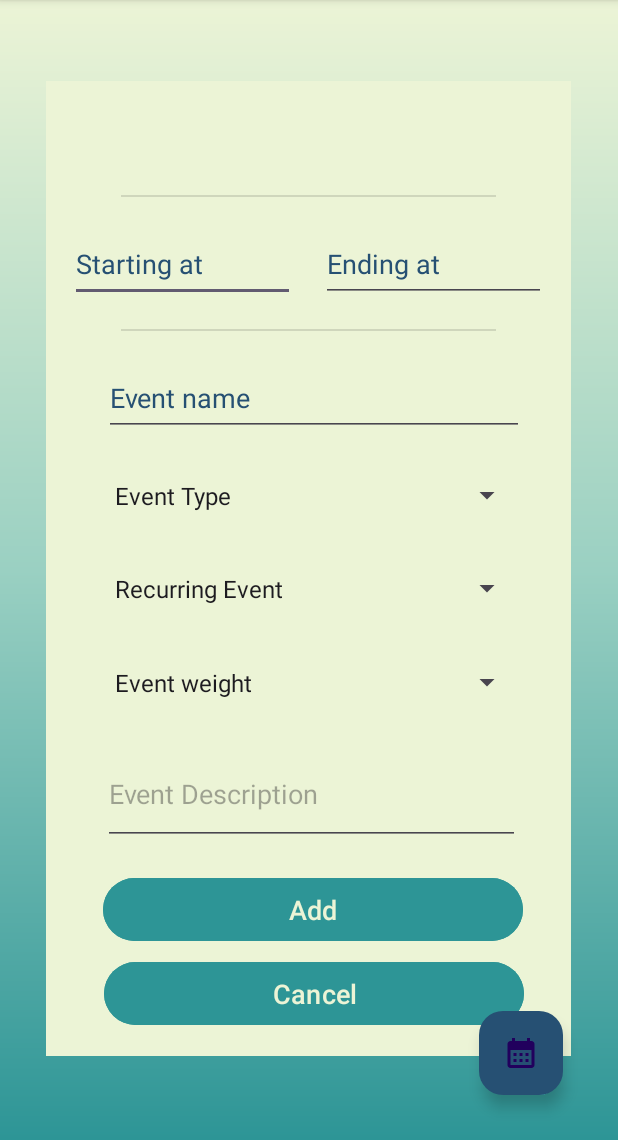
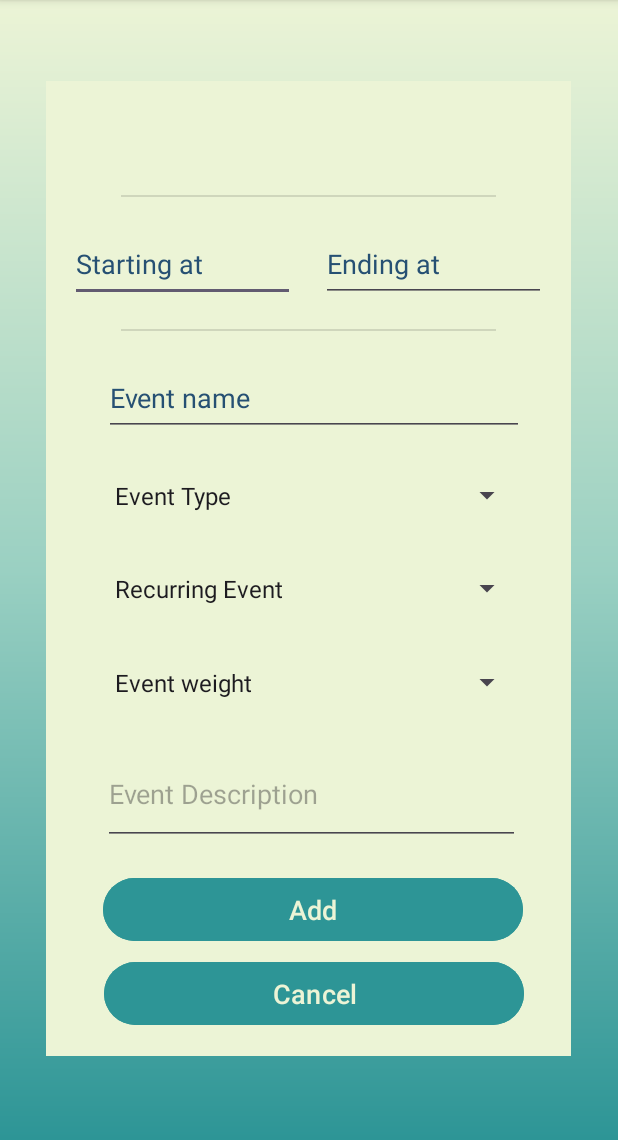
Before and after one commit to xLeoniex/CalenderApp, an Android app: the CreateEventsActivity screen opened directly, with no data from a screen before it, on a phone screen of 412 x 824 dp, the part 96-1236 px from its top. Run offline under Robolectric (Android 15) with nearby library versions, the phone set to English and light mode, and no system bars; our stand-ins replace Firebase (no records; nobody signed in at launch, a user with empty details on screens opened directly), data binding.

Commit message:
Edit: Now there is an event indicator on the monthly and weekly views of the calend

```diff
--- a/app/src/main/java/com/example/calenderapp/calenderView/ui/viewmodel/EventListViewModel.java
+++ b/app/src/main/java/com/example/calenderapp/calenderView/ui/viewmodel/EventListViewModel.java
@@ -20,6 +20,7 @@ public class EventListViewModel extends AndroidViewModel {
     private MutableLiveData<List<EventModel>> currentEventsForUser = new MutableLiveData<>();
     private MutableLiveData<List<EventModel>> eventsOfDay = new MutableLiveData<>();
 
+    private MutableLiveData<List<EventModel>> eventOfMonth = new MutableLiveData<>();
 
     public EventListViewModel(@NonNull Application application) {
         super(application);
@@ -41,4 +42,9 @@ public class EventListViewModel extends AndroidViewModel {
     {
         repository.RemoveEventFromRepo(eventModel);
     }
+    public MutableLiveData<List<EventModel>> getEventOfMonth(LocalDate Date)
+    {
+        eventOfMonth = repository.getEventsOfMonth(Date);
+        return eventOfMonth;
+    }
 }
--- a/app/src/main/java/com/example/calenderapp/tips/source/TipRepository.java
+++ b/app/src/main/java/com/example/calenderapp/tips/source/TipRepository.java
@@ -103,5 +103,9 @@ public class TipRepository {
 
         return currentUrl;
     }
+    public FirebaseUser getcurrentUser()
+    {
+        return currentUser;
+    }
 
 }
--- a/app/src/main/java/com/example/calenderapp/tips/ui/viewmodel/TipViewModel.java
+++ b/app/src/main/java/com/example/calenderapp/tips/ui/viewmodel/TipViewModel.java
@@ -11,6 +11,7 @@ import androidx.lifecycle.MutableLiveData;
 import com.example.calenderapp.tips.model.TipModel;
 import com.example.calenderapp.tips.source.TipRepository;
 import com.example.calenderapp.tips.utils.ErrorMessages;
+import com.google.firebase.auth.FirebaseUser;
 
 import java.util.List;
 
@@ -102,5 +103,9 @@ public class TipViewModel extends AndroidViewModel {
 
     }
 
+    public FirebaseUser getCurrentUser()
+    {
+        return tipRepository.getcurrentUser();
+    }
 
 }
--- a/app/src/main/java/com/example/calenderapp/tips/ui/viewmodel/handlers/NotificationHelper.java
+++ b/app/src/main/java/com/example/calenderapp/tips/ui/viewmodel/handlers/NotificationHelper.java
@@ -25,6 +25,7 @@ public class NotificationHelper {
         this.tipNotification = tipNotification;
         this.tipNotificationChannel = tipNotificationChannel;
         this.tipcontext = tipcontext;
+        //ToDo intent to a certing tip with Tip Id
         NotificationIntent = new Intent(tipcontext, AllTipsView.class);
     }
 
--- a/app/src/main/res/layout/activity_create_events.xml
+++ b/app/src/main/res/layout/activity_create_events.xml
@@ -214,18 +214,6 @@
         app:layout_constraintTop_toBottomOf="@+id/EventDescriptionEditText"
         app:layout_constraintVertical_bias="0.814" />
 
-    <com.google.android.material.floatingactionbutton.FloatingActionButton
-        android:id="@+id/ShowEvents_FAB"
-        android:layout_width="wrap_content"
-        android:layout_height="wrap_content"
-        android:layout_marginEnd="5dp"
-        android:layout_marginBottom="30dp"
-        android:backgroundTint="@color/text"
-        android:contentDescription="@string/View_Events"
-        android:src="@drawable/baseline_calendar_month_24"
-        app:layout_constraintBottom_toBottomOf="@+id/MainView"
-        app:layout_constraintEnd_toEndOf="@+id/UserView" />
-
     <androidx.constraintlayout.widget.Guideline
         android:id="@+id/guideline"
         android:layout_width="wrap_content"
```
Also changed, not shown: app/src/main/java/com/example/calenderapp/calenderView/CalendarAdapter.java (+9 -1 lines), app/src/main/java/com/example/calenderapp/calenderView/MainActivity.java (+35 -5 lines), app/src/main/java/com/example/calenderapp/calenderView/WeekViewActivity.java (+18 -5 lines), app/src/main/java/com/example/calenderapp/events/source/EventRepository.java (+39 -0 lines), app/src/main/java/com/example/calenderapp/events/ui/view/CreateEventsActivity.java (+0 -10 lines), app/src/main/java/com/example/calenderapp/tips/ui/view/CreateTipsActivity.java (+20 -0 lines), app/src/main/res/layout/activity_main.xml (+11 -3 lines).
